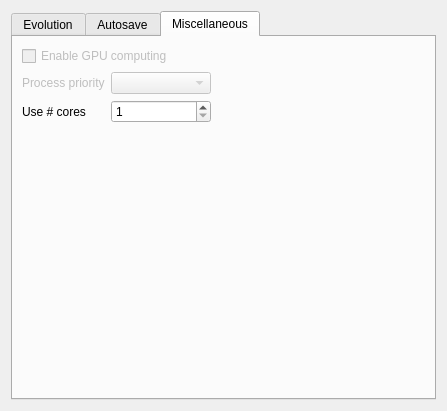
This is optionsform.ui in superkartoffel/evo-cubist as Qt 5 draws it before an edit. The edited form follows.
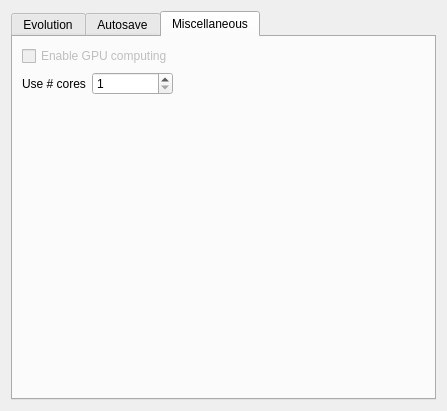
This is the edited form. The open tabs and pages were chosen to show the change. Icons and pictures are not drawn.

What changed in the file:
```diff
--- a/optionsform.ui
+++ b/optionsform.ui
@@ -7,7 +7,7 @@
     <x>0</x>
     <y>0</y>
     <width>427</width>
-    <height>390</height>
+    <height>396</height>
    </rect>
   </property>
   <property name="windowTitle">
@@ -704,36 +704,13 @@
           <enum>QFormLayout::AllNonFixedFieldsGrow</enum>
          </property>
          <item row="0" column="0">
-          <widget class="QLabel" name="label_8">
-           <property name="enabled">
-            <bool>false</bool>
-           </property>
-           <property name="text">
-            <string>Process priority</string>
-           </property>
-          </widget>
-         </item>
-         <item row="0" column="1">
-          <widget class="QComboBox" name="priorityComboBox">
-           <property name="enabled">
-            <bool>false</bool>
-           </property>
-           <property name="minimumSize">
-            <size>
-             <width>100</width>
-             <height>0</height>
-            </size>
-           </property>
-          </widget>
-         </item>
-         <item row="1" column="0">
           <widget class="QLabel" name="label_10">
            <property name="text">
             <string>Use # cores</string>
            </property>
           </widget>
          </item>
-         <item row="1" column="1">
+         <item row="0" column="1">
           <widget class="QSpinBox" name="coresSpinBox">
            <property name="minimum">
             <number>1</number>
```
Left out of the diff: 2 changed lines with no effect on the pictures.
